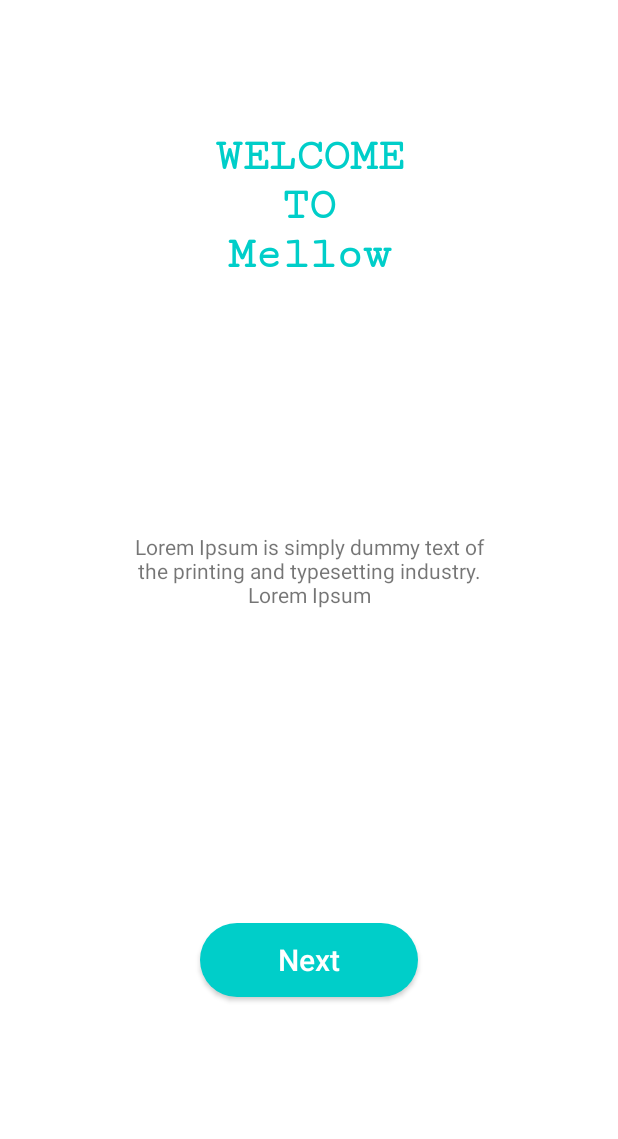
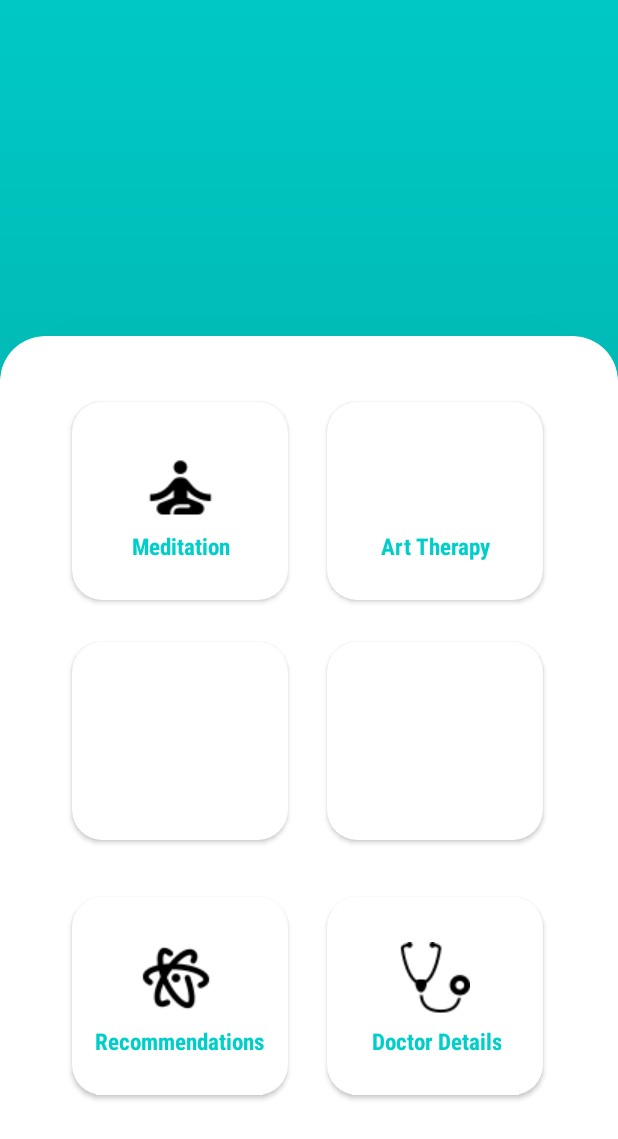
Before and after one commit to chanu16/MellowApp_test01, an Android app: the SecondWelcomeActivity screen opened directly, with no data from a screen before it, after a tap on "Next", on a phone screen of 412 x 824 dp. Shown: the top 1139 px of the screen. Run offline under Robolectric (Android 15) with nearby library versions, the phone set to English and light mode, and no system bars.

Commit message:
created home page

```diff
--- a/app/src/main/AndroidManifest.xml
+++ b/app/src/main/AndroidManifest.xml
@@ -9,7 +9,8 @@
         android:roundIcon="@mipmap/ic_launcher_round"
         android:supportsRtl="true"
         android:theme="@style/Theme.MellowApp">
-        <activity android:name=".AreaOfIntActivity"></activity>
+        <activity android:name=".HomeActivity"></activity>
+        <activity android:name=".AreaOfIntActivity" />
         <activity android:name=".SecondWelcomeActivity" />
         <activity android:name=".WelcomeActivity" />
         <activity android:name=".DocDetailsActivity" />
--- /dev/null
+++ b/app/src/main/java/com/example/mellowapp/HomeActivity.java
@@ -0,0 +1,26 @@
+package com.example.mellowapp;
+
+import androidx.appcompat.app.AppCompatActivity;
+
+import android.content.Intent;
+import android.os.Bundle;
+import android.view.View;
+
+public class HomeActivity extends AppCompatActivity {
+
+    @Override
+    protected void onCreate(Bundle savedInstanceState) {
+        super.onCreate(savedInstanceState);
+        setContentView(R.layout.activity_home);
+    }
+
+    public void goToDoctor(View view) {
+        Intent intent = new Intent(getApplicationContext(), DoctorListActivity.class);
+        startActivity(intent);
+    }
+
+    public void goToRe(View view) {
+        Intent intent = new Intent(getApplicationContext(), RecommendationMain.class);
+        startActivity(intent);
+    }
+}
--- a/app/src/main/java/com/example/mellowapp/SecondWelcomeActivity.java
+++ b/app/src/main/java/com/example/mellowapp/SecondWelcomeActivity.java
@@ -14,8 +14,8 @@ public class SecondWelcomeActivity extends AppCompatActivity {
         setContentView(R.layout.activity_second_welcome);
     }
 
-    public void goToNext(View view) {
-        Intent intent = new Intent(getApplicationContext(), SecondWelcomeActivity.class);
+    public void goToHome(View view) {
+        Intent intent = new Intent(getApplicationContext(), HomeActivity.class);
         startActivity(intent);
     }
 }
--- /dev/null
+++ b/app/src/main/res/layout/activity_home.xml
@@ -0,0 +1,203 @@
+<?xml version="1.0" encoding="utf-8"?>
+<androidx.constraintlayout.widget.ConstraintLayout xmlns:android="http://schemas.android.com/apk/res/android"
+    xmlns:app="http://schemas.android.com/apk/res-auto"
+    xmlns:tools="http://schemas.android.com/tools"
+    android:layout_width="match_parent"
+    android:background="@color/btcolor"
+    android:layout_height="match_parent"
+    tools:context=".HomeActivity">
+
+    <androidx.cardview.widget.CardView
+        android:layout_width="match_parent"
+        android:layout_height="630dp"
+        android:layout_marginBottom="-30dp"
+        android:background="@drawable/custom_rectangle"
+        app:cardCornerRadius="30dp"
+        app:cardElevation="300dp"
+        app:layout_constraintBottom_toBottomOf="parent"
+        app:layout_constraintEnd_toEndOf="parent"
+        app:layout_constraintHorizontal_bias="0.0"
+        app:layout_constraintStart_toStartOf="parent"
+        app:layout_constraintTop_toTopOf="parent"
+        app:layout_constraintVertical_bias="1.0" >
+
+        <LinearLayout
+            android:layout_width="match_parent"
+            android:layout_height="match_parent"
+            android:orientation="horizontal">
+
+            <androidx.cardview.widget.CardView
+                android:layout_width="180dp"
+                android:layout_height="180dp"
+                android:layout_marginLeft="30dp"
+                android:layout_marginTop="20dp"
+                android:background="@color/white"
+                android:elevation="20dp"
+                app:cardCornerRadius="20dp"
+                app:cardMaxElevation="12dp"
+                app:cardPreventCornerOverlap="true"
+                app:cardUseCompatPadding="true" >
+
+                <ImageButton
+                    android:id="@+id/imageButton13"
+                    android:layout_width="wrap_content"
+                    android:layout_height="wrap_content"
+                    android:layout_marginTop="30dp"
+                    android:layout_marginLeft="45dp"
+                    android:background="@android:color/transparent"
+                    app:srcCompat="@drawable/medi" />
+
+                <TextView
+                    android:id="@+id/textView23"
+                    android:layout_width="wrap_content"
+                    android:layout_height="wrap_content"
+                    android:layout_marginLeft="40dp"
+                    android:layout_marginTop="85dp"
+                    android:fontFamily="sans-serif-condensed-medium"
+                    android:text="Meditation"
+                    android:textAlignment="center"
+                    android:textColor="@color/btcolor"
+                    android:textSize="15sp"
+                    android:textStyle="bold" />
+            </androidx.cardview.widget.CardView>
+
+            <androidx.cardview.widget.CardView
+                android:layout_width="180dp"
+                android:layout_height="180dp"
+                android:layout_marginLeft="-10dp"
+                android:layout_marginTop="20dp"
+                android:background="@color/white"
+                android:elevation="20dp"
+                app:cardCornerRadius="20dp"
+                app:cardMaxElevation="12dp"
+                app:cardPreventCornerOverlap="true"
+                app:cardUseCompatPadding="true" >
+
+
+
+                <TextView
+                    android:id="@+id/textView24"
+                    android:layout_width="wrap_content"
+                    android:layout_height="wrap_content"
+                    android:layout_marginLeft="35dp"
+                    android:layout_marginTop="85dp"
+                    android:fontFamily="sans-serif-condensed-medium"
+                    android:text="Art Therapy"
+                    android:textAlignment="center"
+                    android:textColor="@color/btcolor"
+                    android:textSize="15sp"
+                    android:textStyle="bold" />
+            </androidx.cardview.widget.CardView>
+
+        </LinearLayout>
+
+        <LinearLayout
+            android:layout_width="match_parent"
+            android:layout_height="match_parent"
+            android:orientation="horizontal">
+
+            <androidx.cardview.widget.CardView
+                android:layout_width="180dp"
+                android:layout_height="180dp"
+                android:layout_marginLeft="30dp"
+                android:layout_marginTop="180dp"
+                android:background="@color/white"
+                android:elevation="20dp"
+                app:cardCornerRadius="20dp"
+                app:cardMaxElevation="12dp"
+                app:cardPreventCornerOverlap="true"
+                app:cardUseCompatPadding="true" />
+
+            <androidx.cardview.widget.CardView
+                android:layout_width="180dp"
+                android:layout_height="180dp"
+                android:layout_marginLeft="-10dp"
+                android:layout_marginTop="180dp"
+                android:background="@color/white"
+                android:elevation="20dp"
+                app:cardCornerRadius="20dp"
+                app:cardMaxElevation="12dp"
+                app:cardPreventCornerOverlap="true"
+                app:cardUseCompatPadding="true" />
+
+        </LinearLayout>
+
+        <LinearLayout
+            android:layout_width="match_parent"
+            android:layout_height="match_parent"
+            android:orientation="horizontal">
+
+            <androidx.cardview.widget.CardView
+                android:layout_width="180dp"
+                android:layout_height="180dp"
+                android:layout_marginLeft="30dp"
+                android:layout_marginTop="350dp"
+                android:background="@color/white"
+                android:elevation="20dp"
+                app:cardCornerRadius="20dp"
+                app:cardMaxElevation="12dp"
+                app:cardPreventCornerOverlap="true"
+                app:cardUseCompatPadding="true" >
+
+                <ImageButton
+                    android:id="@+id/imageButton15"
+                    android:layout_width="wrap_content"
+                    android:layout_height="wrap_content"
+                    android:layout_marginLeft="45dp"
+                    android:layout_marginTop="30dp"
+                    android:background="@android:color/transparent"
+                    android:onClick="goToRe"
+                    app:srcCompat="@drawable/rec" />
+
+                <TextView
+                    android:id="@+id/textView25"
+                    android:layout_width="wrap_content"
+                    android:layout_height="wrap_content"
+                    android:layout_marginLeft="15dp"
+                    android:layout_marginTop="85dp"
+                    android:fontFamily="sans-serif-condensed-medium"
+                    android:text="Recommendations"
+                    android:textAlignment="center"
+                    android:textColor="@color/btcolor"
+                    android:textSize="15sp"
+                    android:textStyle="bold" />
+            </androidx.cardview.widget.CardView>
+
+            <androidx.cardview.widget.CardView
+                android:layout_width="180dp"
+                android:layout_height="180dp"
+                android:layout_marginLeft="-10dp"
+                android:layout_marginTop="350dp"
+                android:background="@color/white"
+                android:elevation="20dp"
+                app:cardCornerRadius="20dp"
+                app:cardMaxElevation="12dp"
+                app:cardPreventCornerOverlap="true"
+                app:cardUseCompatPadding="true" >
+
+                <ImageButton
+                    android:id="@+id/imageButton14"
+                    android:layout_width="wrap_content"
+                    android:layout_height="wrap_content"
+                    android:layout_marginLeft="47dp"
+                    android:layout_marginTop="30dp"
+                    android:background="@android:color/transparent"
+                    android:onClick="goToDoctor"
+                    app:srcCompat="@drawable/doctor" />
+
+                <TextView
+                    android:id="@+id/textView26"
+                    android:layout_width="wrap_content"
+                    android:layout_height="wrap_content"
+                    android:layout_marginLeft="29dp"
+                    android:layout_marginTop="85dp"
+                    android:fontFamily="sans-serif-condensed-medium"
+                    android:text="Doctor Details"
+                    android:textAlignment="center"
+                    android:textColor="@color/btcolor"
+                    android:textSize="15sp"
+                    android:textStyle="bold" />
+            </androidx.cardview.widget.CardView>
+        </LinearLayout>
+    </androidx.cardview.widget.CardView>
+</androidx.constraintlayout.widget.ConstraintLayout>
--- a/app/src/main/res/layout/activity_second_welcome.xml
+++ b/app/src/main/res/layout/activity_second_welcome.xml
@@ -39,7 +39,7 @@
         android:layout_width="145dp"
         android:layout_height="49dp"
         android:background="@drawable/doctorbutton"
-        android:onClick="goToNext"
+        android:onClick="goToHome"
         android:text="Next"
         android:textAllCaps="false"
         android:textColor="@color/white"
--- a/app/src/main/res/layout/splash_activity.xml
+++ b/app/src/main/res/layout/splash_activity.xml
@@ -14,7 +14,7 @@
         android:textAlignment="center"
         app:layout_constraintBottom_toBottomOf="parent"
         app:layout_constraintEnd_toEndOf="parent"
-        app:layout_constraintHorizontal_bias="0.58"
+        app:layout_constraintHorizontal_bias="0.497"
         app:layout_constraintStart_toStartOf="parent"
         app:layout_constraintTop_toTopOf="parent"
         app:srcCompat="@drawable/tmellow" />
```
Also changed, not shown: app/src/main/res/drawable/art.png (added), app/src/main/res/drawable/doctor.png (added), app/src/main/res/drawable/medi.png (added), app/src/main/res/drawable/rec.png (added), app/src/main/res/drawable/tmellow.png.
